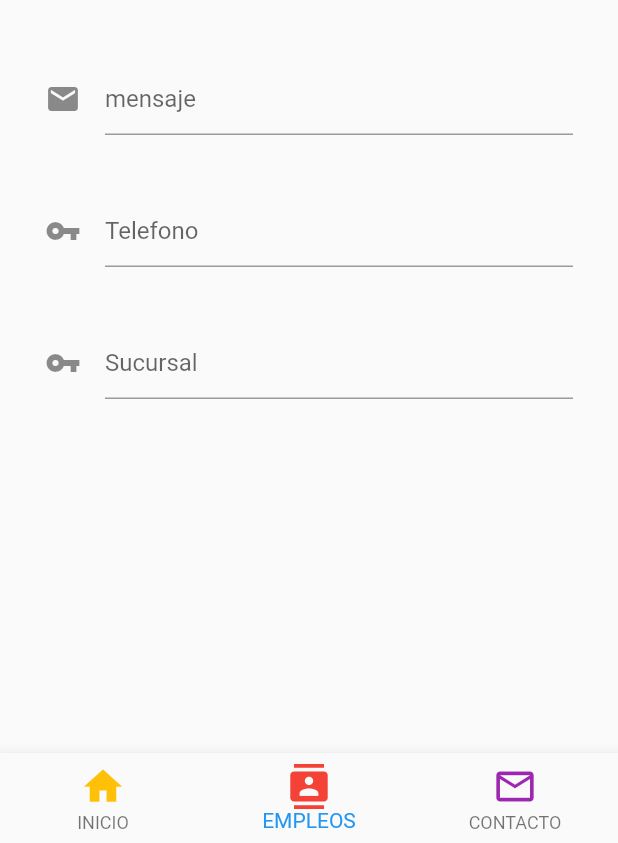
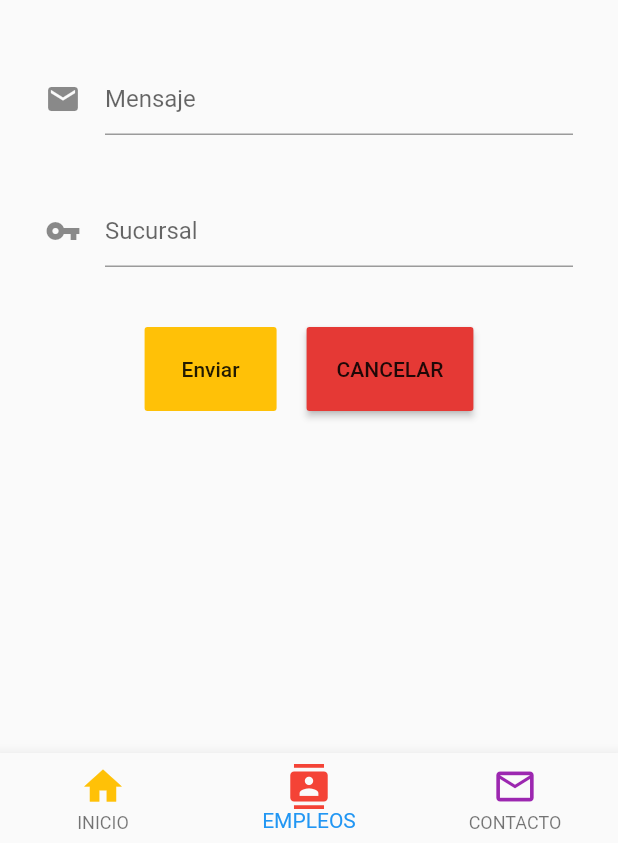
Before and after one commit to yauzli/hamburgesa, a Flutter app: the screen it shows after launch, item 2 of the bottom bar chosen, on a phone screen of 412 x 824 dp, the part 393-1236 px from its top. Run offline on Flutter 3.47's test engine with Material 2 defaults, Android fonts, the phone set to English and light mode, and no system bars.

```diff
--- a/lib/pages/second_pages.dart
+++ b/lib/pages/second_pages.dart
@@ -42,24 +42,49 @@ class SecondPage extends StatelessWidget {
                   height: 40,
                 ),
                 TextField(
-                  decoration: InputDecoration(hintText: "mensaje", icon: Icon(Icons.email)), //fin de inputdecoration
+                  decoration: InputDecoration(hintText: "Mensaje", icon: Icon(Icons.email)), //fin de inputdecoration
                 ), //fin de textfield
                 SizedBox(
                   height: 40,
                 ),
-                TextField(
-                  decoration: InputDecoration(hintText: "Telefono", icon: Icon(Icons.vpn_key)), //fin de inputdecoration
-                ), //fin de textfield
-                SizedBox(
-                  height: 40,
-                ),
+
                 TextField(
                   decoration: InputDecoration(hintText: "Sucursal", icon: Icon(Icons.vpn_key)), //fin de inputdecoration
                 ), //fin de textfield
                 SizedBox(
                   height: 40,
                 ),
+                Row(
+                  mainAxisAlignment: MainAxisAlignment.center,
+                  children: <Widget>[
+                    FlatButton(
+                      child: Text('Enviar'),
+                      color: Colors.amber,
+                      // borderRadius: BorderRadius.circular(30.0),
+                      padding: EdgeInsets.all(20.0),
+                      onPressed: () {},
+                    ), //Fin FlatButton
+                    new Padding(
+                      padding: const EdgeInsets.symmetric(horizontal: 10.0),
+                    ),
 
+                    RaisedButton(
+                      child: Text(
+                        'CANCELAR',
+                      ),
+                      color: Colors.red[600],
+                      // borderRadius: BorderRadius.circular(30.0),
+                      splashColor: Colors.cyan,
+                      animationDuration: Duration(seconds: 20),
+                      padding: EdgeInsets.all(20.0),
+                      colorBrightness: Brightness.light,
+                      onPressed: () {},
+                    ), //Fin Raised Button
+                    SizedBox(
+                      height: 40,
+                    ),
+                  ], //Fin niños Widget
+                ), //Fin de Niño Row
               ], //fin de widget
             ), //fin de column
           ], //fin de widget
```
Also changed, not shown: 1 other file.
